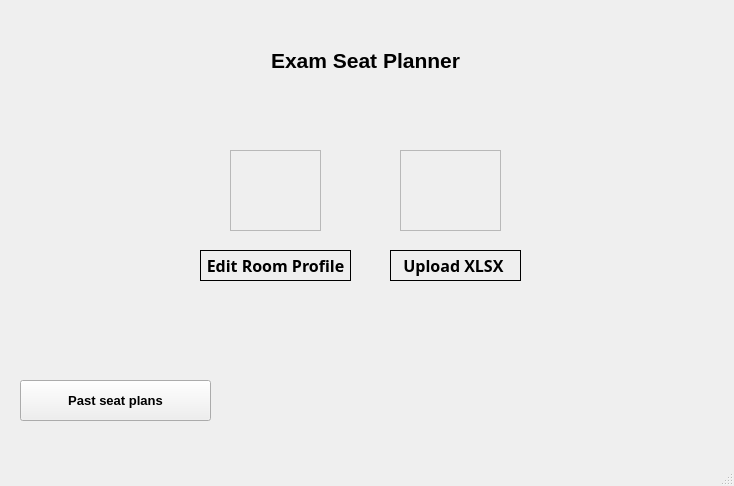
Above: Qt/profile.ui from prattu529/ExamSeatPlan before the change. Below: the same form after it.
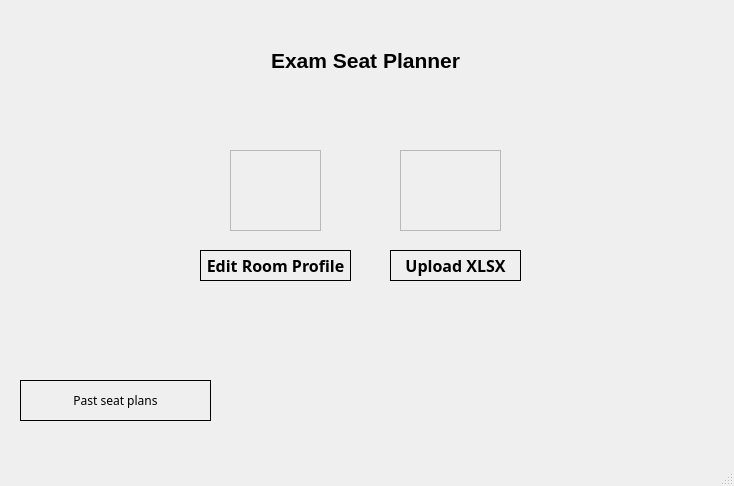
That is the form after the change. Icons and pictures are not drawn.

What changed in the file:
```diff
--- a/Qt/profile.ui
+++ b/Qt/profile.ui
@@ -28,6 +28,16 @@
 QLabel#xlsx:hover, #room:hover{
 background-color:grey;
 }
+
+QPushButton{
+font-family:&quot;Comic Sans MS&quot;,cursive,sans-serif;
+border:solid;
+border-width:1px;
+border-color:black;
+}
+QPushButton:hover{
+background-color:grey;
+}
 </string>
   </property>
   <widget class="QWidget" name="centralwidget">
@@ -42,9 +52,7 @@
     </property>
     <property name="font">
      <font>
-      <pointsize>10</pointsize>
-      <weight>75</weight>
-      <bold>true</bold>
+      <family>Comic Sans MS,cursive,sans-serif</family>
      </font>
     </property>
     <property name="text">
@@ -101,60 +109,6 @@
      <bool>true</bool>
     </property>
    </widget>
-   <widget class="QLabel" name="room">
-    <property name="geometry">
-     <rect>
-      <x>200</x>
-      <y>250</y>
-      <width>151</width>
-      <height>31</height>
-     </rect>
-    </property>
-    <property name="font">
-     <font>
-      <family>Comic Sans MS,cursive,sans-serif</family>
-      <pointsize>12</pointsize>
-      <weight>75</weight>
-      <bold>true</bold>
-     </font>
-    </property>
-    <property name="text">
-     <string>&lt;html&gt;&lt;head/&gt;&lt;body&gt;&lt;p&gt;Edit Room Profile&lt;/p&gt;&lt;/body&gt;&lt;/html&gt;</string>
-    </property>
-    <property name="alignment">
-     <set>Qt::AlignCenter</set>
-    </property>
-    <property name="buddy">
-     <cstring>imgRoom</cstring>
-    </property>
-   </widget>
-   <widget class="QLabel" name="xlsx">
-    <property name="geometry">
-     <rect>
-      <x>390</x>
-      <y>250</y>
-      <width>131</width>
-      <height>31</height>
-     </rect>
-    </property>
-    <property name="font">
-     <font>
-      <family>Comic Sans MS,cursive,sans-serif</family>
-      <pointsize>10</pointsize>
-      <weight>75</weight>
-      <bold>true</bold>
-     </font>
-    </property>
-    <property name="text">
-     <string>&lt;html&gt;&lt;head/&gt;&lt;body&gt;&lt;p&gt;&lt;span style=&quot; font-size:12pt;&quot;&gt;Upload XLSX &lt;/span&gt;&lt;/p&gt;&lt;/body&gt;&lt;/html&gt;</string>
-    </property>
-    <property name="alignment">
-     <set>Qt::AlignCenter</set>
-    </property>
-    <property name="buddy">
-     <cstring>imgUpload</cstring>
-    </property>
-   </widget>
    <widget class="QLabel" name="profileSeat">
     <property name="geometry">
      <rect>
@@ -178,6 +132,48 @@
      <set>Qt::AlignCenter</set>
     </property>
    </widget>
+   <widget class="QPushButton" name="btnRoom">
+    <property name="geometry">
+     <rect>
+      <x>200</x>
+      <y>250</y>
+      <width>151</width>
+      <height>31</height>
+     </rect>
+    </property>
+    <property name="font">
+     <font>
+      <family>Comic Sans MS,cursive,sans-serif</family>
+      <pointsize>12</pointsize>
+      <weight>75</weight>
+      <bold>true</bold>
+     </font>
+    </property>
+    <property name="text">
+     <string>Edit Room Profile</string>
+    </property>
+   </widget>
+   <widget class="QPushButton" name="btnXLSX">
+    <property name="geometry">
+     <rect>
+      <x>390</x>
+      <y>250</y>
+      <width>131</width>
+      <height>31</height>
+     </rect>
+    </property>
+    <property name="font">
+     <font>
+      <family>Comic Sans MS,cursive,sans-serif</family>
+      <pointsize>12</pointsize>
+      <weight>75</weight>
+      <bold>true</bold>
+     </font>
+    </property>
+    <property name="text">
+     <string>Upload XLSX</string>
+    </property>
+   </widget>
   </widget>
   <widget class="QMenuBar" name="menubar">
    <property name="geometry">
```
Left out of the diff: 5 changed lines with no effect on the pictures.
